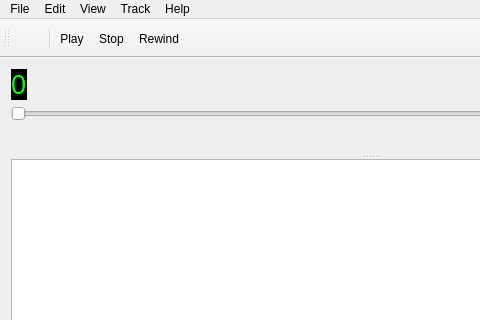
Qt form src/Gui/MainWind.ui (waddlesplash/ragingmidi) before a commit; both pictures show x 0 to 480 and y 0 to 320 of the 742 by 565 pixel window.
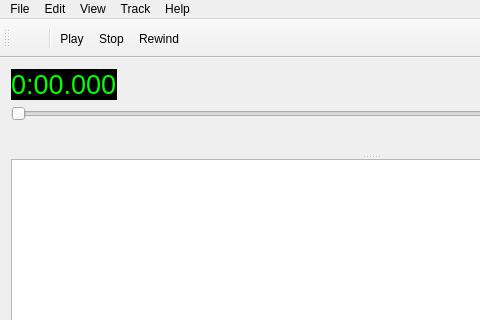
The same form after that commit. Icons and pictures are not drawn. Custom widgets are drawn as their Qt base class.

Commit message: Default text for the time label... ...and other related misc. fixes.

The edit to the form file:
```diff
--- a/src/Gui/MainWind.ui
+++ b/src/Gui/MainWind.ui
@@ -61,7 +61,10 @@
 color: rgb(0, 255, 0);</string>
       </property>
       <property name="text">
-       <string notr="true">0</string>
+       <string notr="true">0:00.000</string>
+      </property>
+      <property name="textInteractionFlags">
+       <set>Qt::TextSelectableByKeyboard|Qt::TextSelectableByMouse</set>
       </property>
      </widget>
     </item>
```
